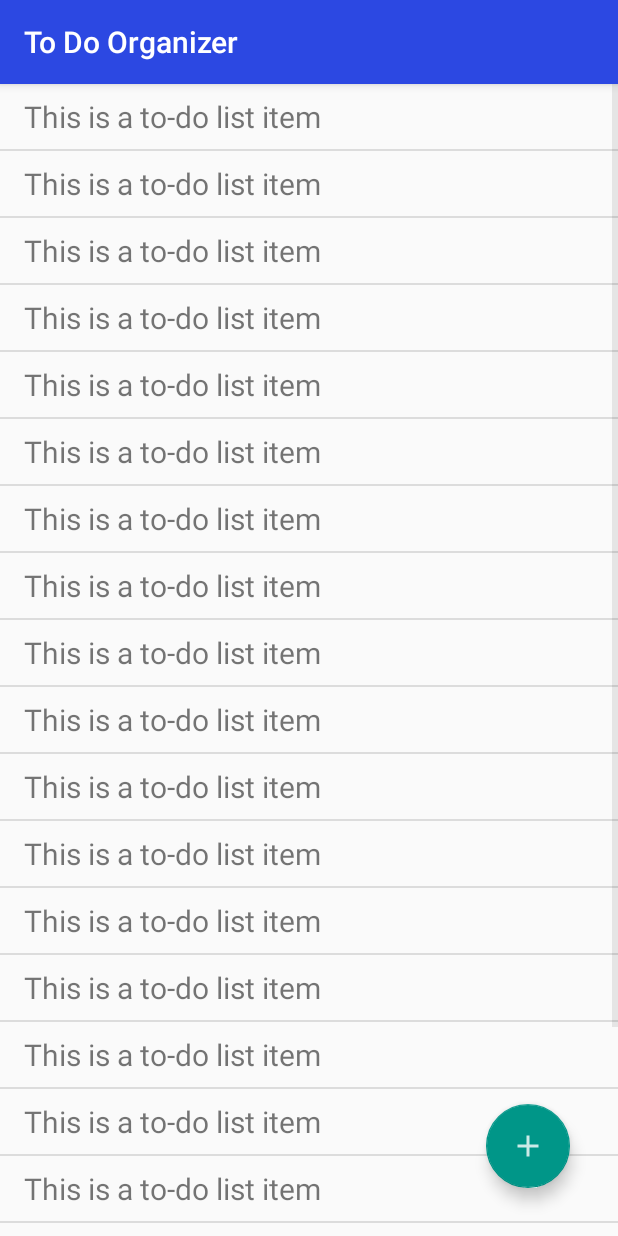
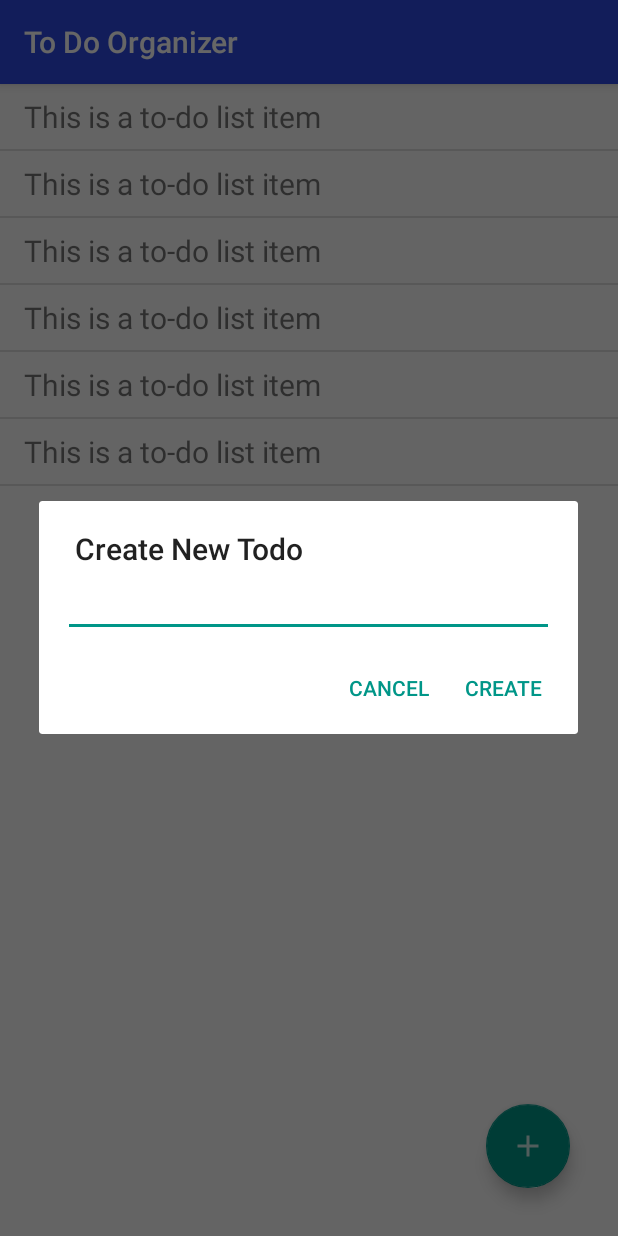
Before and after one commit to scottwinter/to-to-manager, an Android app: the screen it shows after launch (MainActivity), after a tap on an icon or button, on a phone screen of 412 x 824 dp. Run offline under Robolectric (Android 15) with nearby library versions, the phone set to English and light mode, and no system bars; our stand-ins replace Timber; 3 statements that could not run were skipped.

Commit message:
Added dialog to add new todo on click of FAB.

```diff
--- a/app/src/main/java/com/fourheronsstudios/todoorganizer/MainActivity.java
+++ b/app/src/main/java/com/fourheronsstudios/todoorganizer/MainActivity.java
@@ -1,7 +1,6 @@
 package com.fourheronsstudios.todoorganizer;
 
 import android.os.Bundle;
-import android.util.Log;
 import android.view.View;
 
 import com.fourheronsstudios.todoorganizer.model.ToDoItem;
@@ -16,9 +15,9 @@ import androidx.recyclerview.widget.LinearLayoutManager;
 import androidx.recyclerview.widget.RecyclerView;
 import timber.log.Timber;
 
-public class MainActivity extends AppCompatActivity {
-    private final String TAG = "MyLogs";
+public class MainActivity extends AppCompatActivity implements ToDoDialog.ToDoDialogListener {
     DBHelper mydb;
+    ArrayList<ToDoItem> dataList;
 
     @Override
     protected void onCreate(Bundle savedInstanceState) {
@@ -54,19 +53,31 @@ public class MainActivity extends AppCompatActivity {
             @Override
             public void onClick(View view) {
                 // Handle the click.
-                Log.d(TAG, "This is a log from the FAB");
                 Timber.d("This is a log message from Timber");
+                openToDoDialog();
             }
         });
     }
 
+    private void openToDoDialog() {
+        ToDoDialog toDoDialog = new ToDoDialog();
+        toDoDialog.show(getSupportFragmentManager(), "To Do Dialog");
+    }
+
     private ArrayList<ToDoItem> populateData() {
-        ArrayList<ToDoItem> dataList = new ArrayList<>();
-        for(int i = 0; i <= 20; i++) {
+        dataList = new ArrayList<>();
+        for(int i = 0; i <= 5; i++) {
             ToDoItem item = new ToDoItem("This is a to-do list item");
             dataList.add(item);
         }
 
         return dataList;
     }
+
+    @Override
+    public void applyText(String todoItem) {
+        Timber.i("This is from the dialog: %s", todoItem);
+
+        dataList.add(new ToDoItem(todoItem));
+    }
 }
--- /dev/null
+++ b/app/src/main/java/com/fourheronsstudios/todoorganizer/ToDoDialog.java
@@ -0,0 +1,62 @@
+package com.fourheronsstudios.todoorganizer;
+
+import android.app.AlertDialog;
+import android.app.Dialog;
+import android.content.Context;
+import android.content.DialogInterface;
+import android.os.Bundle;
+import android.view.LayoutInflater;
+import android.view.View;
+import android.widget.EditText;
+
+import androidx.annotation.NonNull;
+import androidx.annotation.Nullable;
+import androidx.fragment.app.DialogFragment;
+import timber.log.Timber;
+
+public class ToDoDialog extends DialogFragment {
+    private EditText toDoItem;
+    private ToDoDialogListener toDoDialogListener;
+
+    @NonNull
+    @Override
+    public Dialog onCreateDialog(@Nullable Bundle savedInstanceState) {
+        AlertDialog.Builder builder = new AlertDialog.Builder(getActivity());
+
+        LayoutInflater inflater = requireActivity().getLayoutInflater();
+        View view = inflater.inflate(R.layout.new_todo_dialog, null);
+        builder.setView(view)
+                .setTitle("Create New Todo")
+                .setNegativeButton("Cancel", new DialogInterface.OnClickListener() {
+                    @Override
+                    public void onClick(DialogInterface dialogInterface, int i) {
+                        ToDoDialog.this.getDialog().cancel();
+                    }
+                })
+                .setPositiveButton("Create", new DialogInterface.OnClickListener() {
+                    @Override
+                    public void onClick(DialogInterface dialogInterface, int i) {
+                        String item = toDoItem.getText().toString();
+                        toDoDialogListener.applyText(item);
+                    }
+                });
+        toDoItem = view.findViewById(R.id.to_do_item_text);
+
+        return builder.create();
+    }
+
+    public interface ToDoDialogListener {
+        void applyText(String todoItem);
+    }
+
+    @Override
+    public void onAttach(@NonNull Context context) {
+        super.onAttach(context);
+
+        try {
+            toDoDialogListener = (ToDoDialogListener) context;
+        } catch (ClassCastException e) {
+            throw new ClassCastException(context.toString() + " Must implement ToDoItemListener");
+        }
+    }
+}
--- /dev/null
+++ b/app/src/main/res/layout/new_todo_dialog.xml
@@ -0,0 +1,17 @@
+<?xml version="1.0" encoding="utf-8"?>
+<LinearLayout xmlns:android="http://schemas.android.com/apk/res/android"
+    android:layout_width="match_parent"
+    android:layout_height="match_parent"
+    android:paddingLeft="16dp"
+    android:paddingRight="16dp"
+    android:orientation="vertical" >
+
+    <EditText
+        android:id="@+id/to_do_item_text"
+        android:layout_width="match_parent"
+        android:layout_height="wrap_content"
+        android:ems="10"
+        android:inputType="textPersonName"
+        android:autofillHints="Todo Item" />
+
+</LinearLayout>
--- a/build.gradle
+++ b/build.gradle
@@ -9,7 +9,7 @@ buildscript {
 
     }
     dependencies {
-        classpath 'com.android.tools.build:gradle:3.6.1'
+        classpath 'com.android.tools.build:gradle:3.6.2'
         classpath "org.jetbrains.kotlin:kotlin-gradle-plugin:$kotlin_version"
 
 
```
